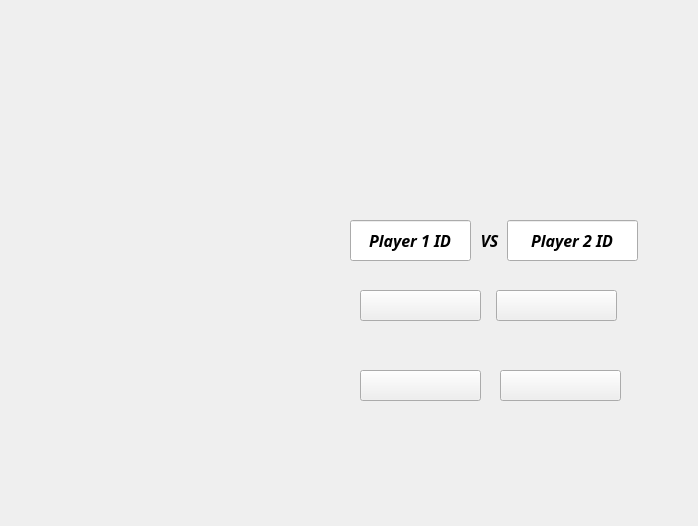
First picture: the form in 1vs1_qt/Second_version/dotandbox_1_1/mainwindow.ui, repository MarcoAlejandro/dotandbox_github, before the edit.
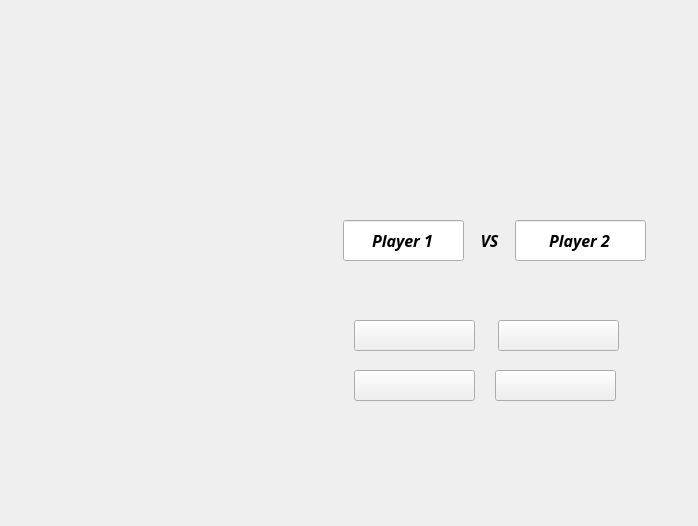
Second picture: the form after the edit. Icons and pictures are not drawn.

The edit to the form file:
```diff
--- a/1vs1_qt/Second_version/dotandbox_1_1/mainwindow.ui
+++ b/1vs1_qt/Second_version/dotandbox_1_1/mainwindow.ui
@@ -23,7 +23,7 @@
    <widget class="QPushButton" name="b_exit">
     <property name="geometry">
      <rect>
-      <x>360</x>
+      <x>495</x>
       <y>370</y>
       <width>121</width>
       <height>31</height>
@@ -39,7 +39,7 @@
    <widget class="QPushButton" name="b_sett">
     <property name="geometry">
      <rect>
-      <x>500</x>
+      <x>354</x>
       <y>370</y>
       <width>121</width>
       <height>31</height>
@@ -55,7 +55,7 @@
    <widget class="QLineEdit" name="l_id2">
     <property name="geometry">
      <rect>
-      <x>507</x>
+      <x>515</x>
       <y>220</y>
       <width>131</width>
       <height>41</height>
@@ -74,7 +74,7 @@
      <string notr="true">border-image: url(:/images/images/paper_background.jpg);</string>
     </property>
     <property name="text">
-     <string>Player 2 ID</string>
+     <string>Player 2</string>
     </property>
     <property name="alignment">
      <set>Qt::AlignCenter</set>
@@ -114,7 +114,7 @@
    <widget class="QLineEdit" name="l_id1">
     <property name="geometry">
      <rect>
-      <x>350</x>
+      <x>343</x>
       <y>220</y>
       <width>121</width>
       <height>41</height>
@@ -135,7 +135,7 @@
      <string notr="true">border-image: url(:/images/images/paper_background.jpg);</string>
     </property>
     <property name="text">
-     <string>Player 1 ID</string>
+     <string>Player 1</string>
     </property>
     <property name="alignment">
      <set>Qt::AlignCenter</set>
@@ -144,8 +144,8 @@
    <widget class="QPushButton" name="b_ai_play">
     <property name="geometry">
      <rect>
-      <x>496</x>
-      <y>290</y>
+      <x>498</x>
+      <y>320</y>
       <width>121</width>
       <height>31</height>
      </rect>
@@ -160,8 +160,8 @@
    <widget class="QPushButton" name="b_play">
     <property name="geometry">
      <rect>
-      <x>360</x>
-      <y>290</y>
+      <x>354</x>
+      <y>320</y>
       <width>121</width>
       <height>31</height>
      </rect>
```
